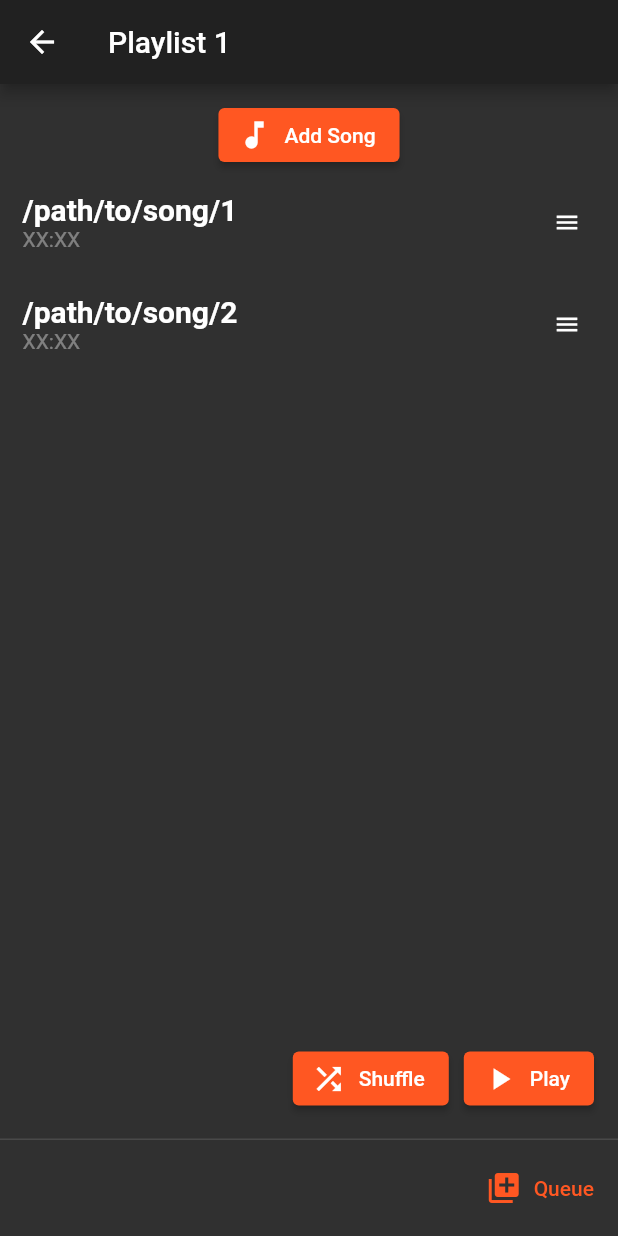
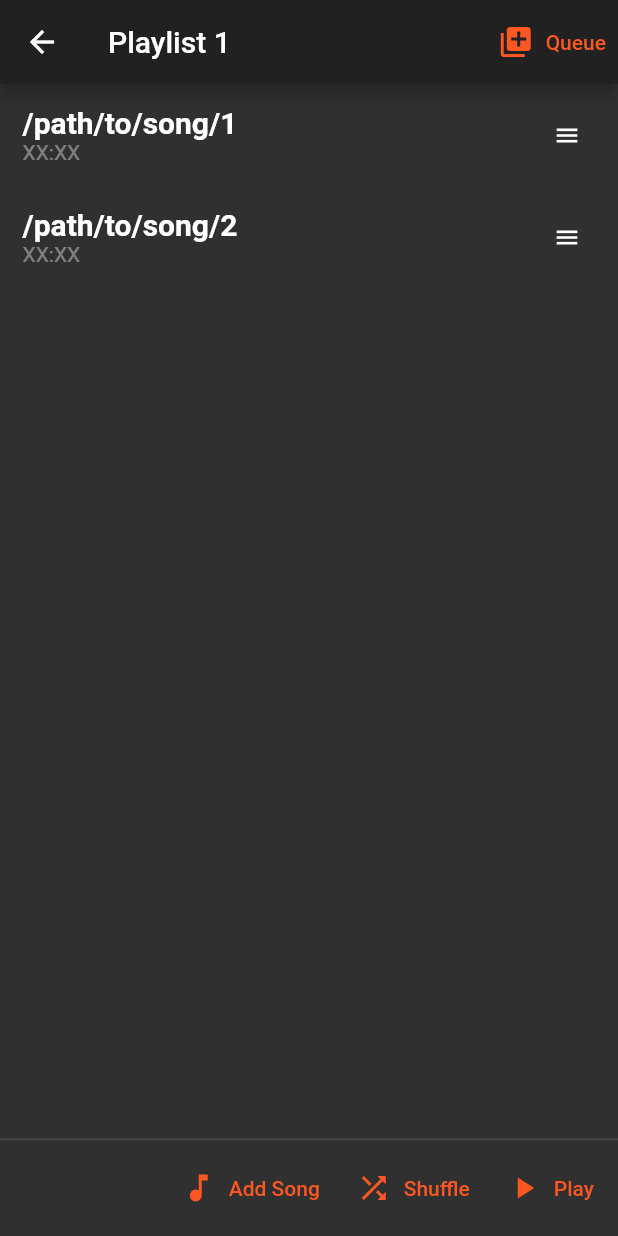
Before and after one commit to jaq-the-cat/ezmp, a Flutter app: the screen it shows after launch, after a tap on "Playlist 1", on a phone screen of 412 x 824 dp. Run offline on Flutter 3.47's test engine with Material 2 defaults, Android fonts, the phone set to English and light mode, and no system bars.

Commit message:
make UI less cancer (and finish it :b)

```diff
--- a/lib/main.dart
+++ b/lib/main.dart
@@ -87,11 +87,15 @@ class HomePageState extends State<HomePage> {
         return Scaffold(
             appBar: AppBar(
                 title: Text(widget.title),
+                actions: [
+                    openQueuePageButton(context),
+                ],
             ),
             body: ListView(
                 children: makePlaylistWidgets(),
             ),
-            floatingActionButton: ElevatedButton.icon(
+            persistentFooterButtons: [
+                TextButton.icon(
                     icon: Icon(Icons.add),
                     label: Text("New Playlist"),
                     onPressed: () {
@@ -100,8 +104,8 @@ class HomePageState extends State<HomePage> {
                             newPlaylistOpen ^= true;
                         });
                     },
-            ),
-            persistentFooterButtons: [openQueuePageButton(context)],
+                )
+            ],
         );
     }
 }
--- a/lib/playlist.dart
+++ b/lib/playlist.dart
@@ -21,39 +21,31 @@ class PlaylistState extends State<PlaylistPage> {
         return Scaffold(
             appBar: AppBar(
                 title: Text(widget.name),
+                actions: [
+                    openQueuePageButton(context),
+                ],
             ),
             body: ListView(
-                children: <Widget>[ // top bit
-                    Container(
-                        padding: EdgeInsets.only(top: 10),
-                        child: Center(
-                            child: ElevatedButton.icon(
+                children: getSongListWidget(context, widget.songs,
+                    onRemove: (String songName) => setState(() => widget.songs.remove(songName))),
+            ),
+            persistentFooterButtons: [
+                TextButton.icon(
                     icon: Icon(Icons.music_note),
                     label: Text("Add Song"),
                     onPressed: () => showAddSongDialog(context).then((songs) => setState(() => widget.songs.addAll(songs ?? []))),
                 ),
-                        ),
-                    ),
-                ] + getSongListWidget(context, widget.songs,
-                    onRemove: (String songName) => setState(() => widget.songs.remove(songName))),
-            ),
-            floatingActionButton: Row(
-                mainAxisAlignment: MainAxisAlignment.end,
-                children: [
-                    ElevatedButton.icon(
+                TextButton.icon(
                     icon: Icon(Icons.shuffle),
                     label: Text("Shuffle"),
                     onPressed: () => globalQueue.toggleShuffle(),
                 ),
-                    SizedBox(width: 10),
-                    ElevatedButton.icon(
+                TextButton.icon(
                     icon: Icon(Icons.play_arrow),
                     label: Text("Play"),
                     onPressed: () => globalQueue.togglePlayPause(),
                 ),
             ],
-            ),
-            persistentFooterButtons: [openQueuePageButton(context)],
         );
     }
 }
```
Lines whose indentation alone changed are shown as unchanged.
